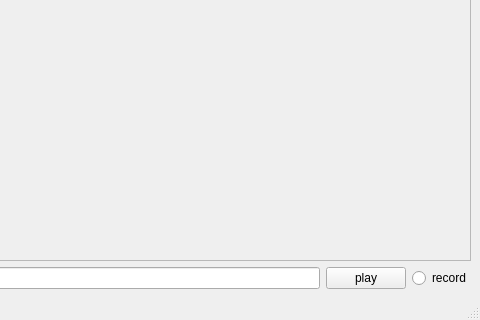
This is viedoframe.ui in chan233/RTSP_Player as Qt 5 draws it before an edit; both pictures show x 320 to 800 and y 280 to 600 of the 800 by 600 pixel window. The edited form follows.
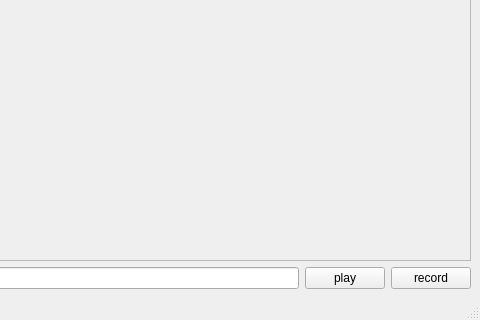
This is the edited form.

Diff of the .ui file:
```diff
--- a/viedoframe.ui
+++ b/viedoframe.ui
@@ -49,7 +49,7 @@
        </widget>
       </item>
       <item>
-       <widget class="QRadioButton" name="radioButton">
+       <widget class="QPushButton" name="pushButton_record">
         <property name="text">
          <string>record</string>
         </property>
```
Left out of the diff: 6 changed lines with no effect on the pictures.
